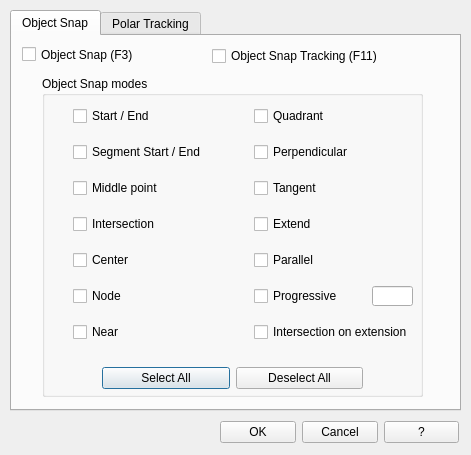
Above: qad_dsettings.ui from geosim/QAD before the change. Below: the same form after it.
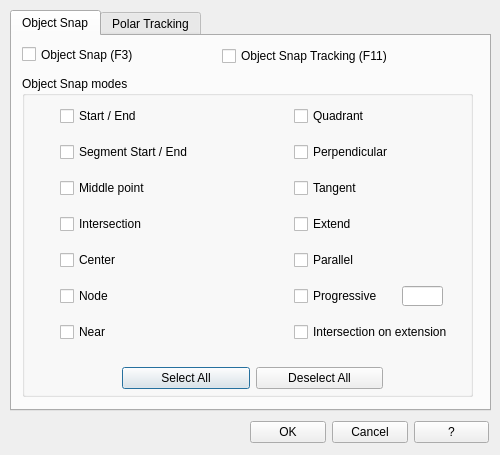
That is the form after the change. The open tabs and pages were chosen to show the change. Icons and pictures are not drawn.

Patch:
```diff
--- a/qad_dsettings.ui
+++ b/qad_dsettings.ui
@@ -9,19 +9,19 @@
    <rect>
     <x>0</x>
     <y>0</y>
-    <width>471</width>
+    <width>500</width>
     <height>455</height>
    </rect>
   </property>
   <property name="minimumSize">
    <size>
-    <width>471</width>
+    <width>500</width>
     <height>455</height>
    </size>
   </property>
   <property name="maximumSize">
    <size>
-    <width>471</width>
+    <width>500</width>
     <height>455</height>
    </size>
   </property>
@@ -42,7 +42,7 @@
     <rect>
      <x>10</x>
      <y>10</y>
-     <width>451</width>
+     <width>481</width>
      <height>401</height>
     </rect>
    </property>
@@ -56,9 +56,9 @@
     <widget class="QGroupBox" name="groupBox">
      <property name="geometry">
       <rect>
-       <x>30</x>
+       <x>10</x>
        <y>40</y>
-       <width>381</width>
+       <width>451</width>
        <height>321</height>
       </rect>
      </property>
@@ -68,7 +68,7 @@
      <widget class="QWidget" name="layoutWidget">
       <property name="geometry">
        <rect>
-        <x>60</x>
+        <x>100</x>
         <y>290</y>
         <width>261</width>
         <height>25</height>
@@ -94,9 +94,9 @@
      <widget class="QWidget" name="layoutWidget">
       <property name="geometry">
        <rect>
-        <x>190</x>
+        <x>240</x>
         <y>20</y>
-        <width>181</width>
+        <width>191</width>
         <height>261</height>
        </rect>
       </property>
@@ -299,7 +299,7 @@
      <widget class="QLineEdit" name="lineEdit_ProgrDistance">
       <property name="geometry">
        <rect>
-        <x>330</x>
+        <x>380</x>
         <y>210</y>
         <width>41</width>
         <height>20</height>
@@ -311,21 +311,14 @@
        <rect>
         <x>10</x>
         <y>20</y>
-        <width>154</width>
+        <width>161</width>
         <height>261</height>
        </rect>
       </property>
-      <layout class="QGridLayout" name="gridLayout_2">
-       <item row="0" column="0">
-        <widget class="QLabel" name="label_8">
-         <property name="text">
-          <string/>
-         </property>
-         <property name="pixmap">
-          <pixmap resource="qad_dsettings.qrc">:/plugins/qad/icons/dsettings/OSNAP_ENDP.png</pixmap>
-         </property>
-        </widget>
-       </item>
+      <layout class="QGridLayout" name="gridLayout_2" columnstretch="0,0">
+       <property name="sizeConstraint">
+        <enum>QLayout::SetMinimumSize</enum>
+       </property>
        <item row="0" column="1">
         <widget class="QCheckBox" name="checkBox_END_PLINE">
          <property name="toolTip">
@@ -509,6 +502,16 @@
          </property>
         </widget>
        </item>
+       <item row="0" column="0">
+        <widget class="QLabel" name="label_8">
+         <property name="text">
+          <string/>
+         </property>
+         <property name="pixmap">
+          <pixmap resource="qad_dsettings.qrc">:/plugins/qad/icons/dsettings/OSNAP_ENDP.png</pixmap>
+         </property>
+        </widget>
+       </item>
       </layout>
      </widget>
     </widget>
@@ -517,7 +520,7 @@
       <rect>
        <x>10</x>
        <y>10</y>
-       <width>181</width>
+       <width>191</width>
        <height>17</height>
       </rect>
      </property>
@@ -531,9 +534,9 @@
     <widget class="QCheckBox" name="checkBox_ObjectSnapTracking">
      <property name="geometry">
       <rect>
-       <x>200</x>
+       <x>210</x>
        <y>10</y>
-       <width>231</width>
+       <width>251</width>
        <height>20</height>
       </rect>
      </property>
@@ -699,7 +702,7 @@
   <widget class="QWidget" name="layoutWidget">
    <property name="geometry">
     <rect>
-     <x>220</x>
+     <x>250</x>
      <y>420</y>
      <width>239</width>
      <height>25</height>
```
Left out of the diff: 9 changed lines with no effect on the pictures.
